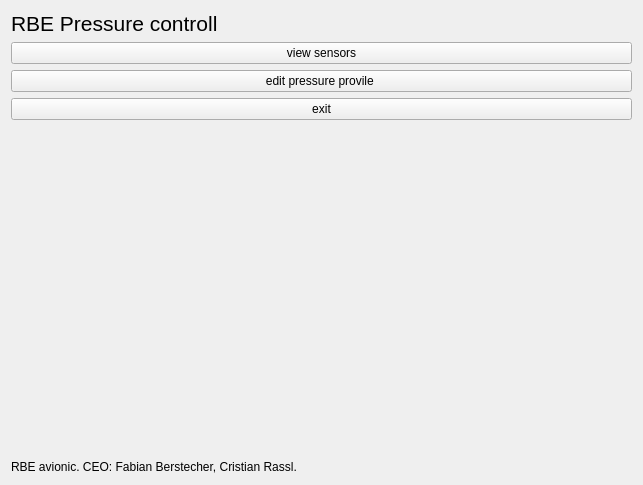
This is rbemainwindow.ui in florianrassl/RBE_pressure_control as Qt 5 draws it before an edit. The edited form follows.
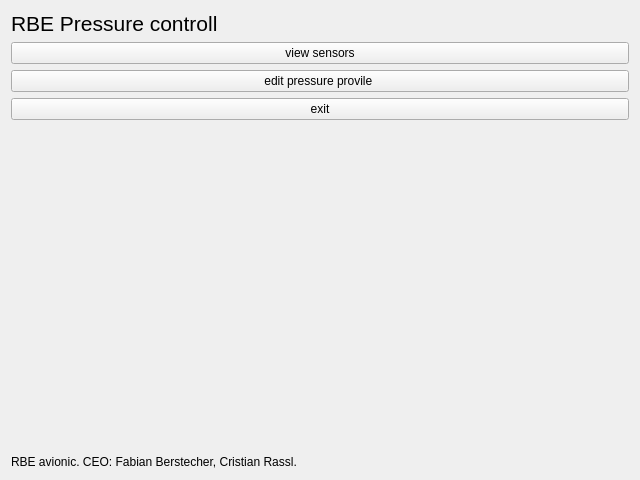
This is the edited form.

```diff
--- a/rbemainwindow.ui
+++ b/rbemainwindow.ui
@@ -6,8 +6,8 @@
    <rect>
     <x>0</x>
     <y>0</y>
-    <width>643</width>
-    <height>485</height>
+    <width>640</width>
+    <height>480</height>
    </rect>
   </property>
   <property name="windowTitle">
```
